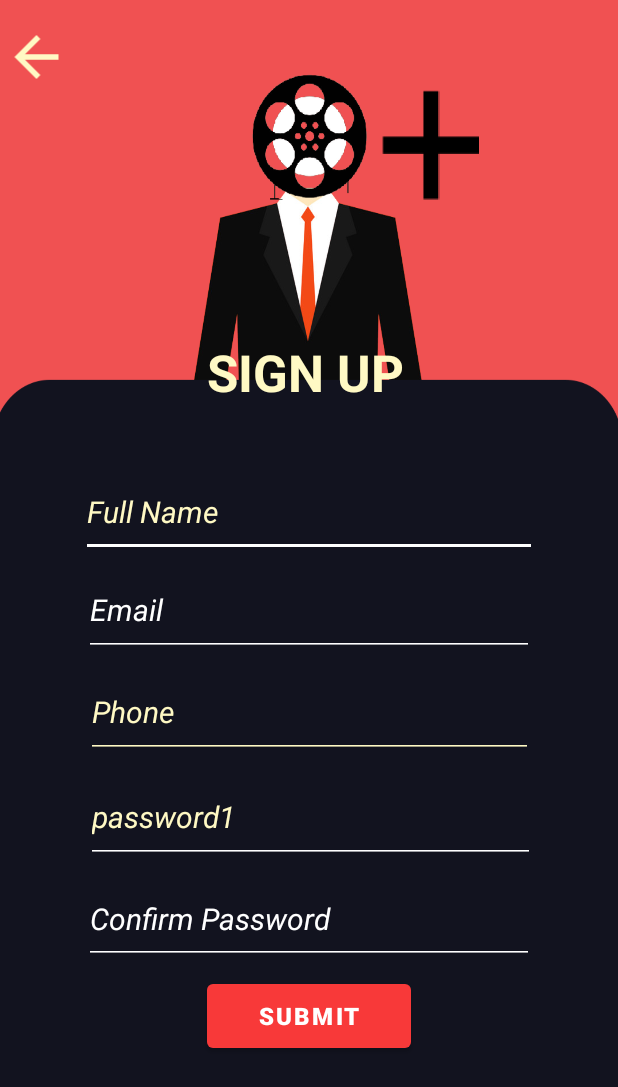
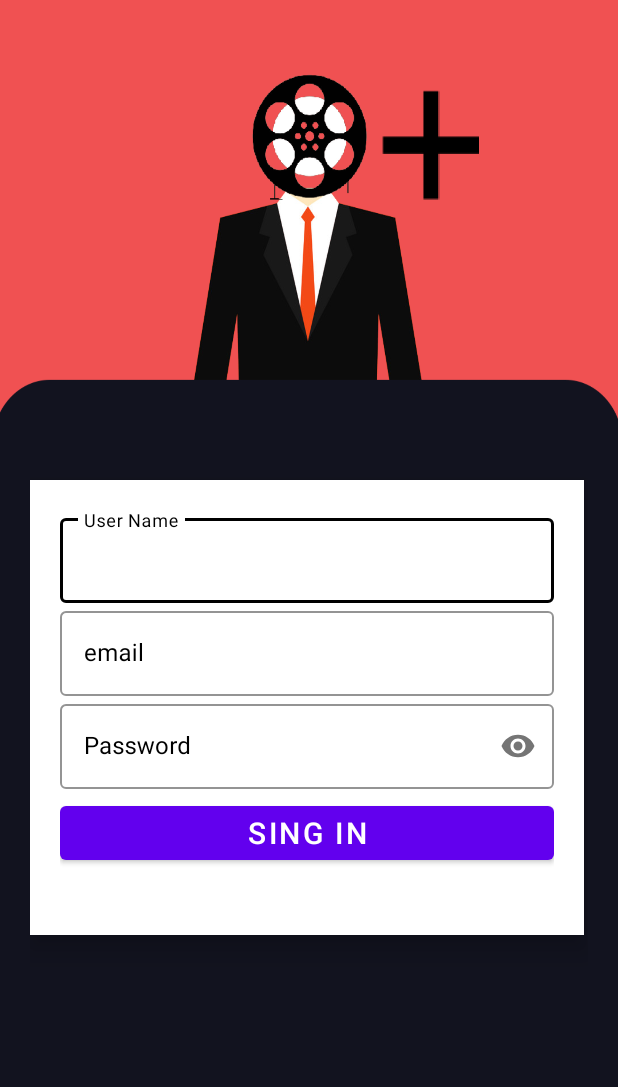
Before and after one commit to Trojans-Group-03/NOX, an Android app: the layout activity_main2.xml on its own in the app's theme, with its tools: preview values and no code run, on a phone screen of 412 x 824 dp. Shown: the top 1087 px of the screen. Run offline under Robolectric (Android 15) with nearby library versions, the light colour scheme and no system bars.

Commit message:
make changes

```diff
--- a/app/src/main/res/layout/activity_main.xml
+++ b/app/src/main/res/layout/activity_main.xml
@@ -1,14 +1,29 @@
 <?xml version="1.0" encoding="utf-8"?>
-<LinearLayout xmlns:android="http://schemas.android.com/apk/res/android"
+<RelativeLayout xmlns:android="http://schemas.android.com/apk/res/android"
     xmlns:app="http://schemas.android.com/apk/res-auto"
     xmlns:tools="http://schemas.android.com/tools"
     android:layout_width="match_parent"
     android:layout_height="match_parent"
-    android:orientation="vertical"
-    android:gravity="top"
-    android:padding="40dp"
     android:background="@color/drak"
     tools:context=".MainActivity">
+
+    <com.google.android.material.appbar.AppBarLayout
+        android:layout_width="match_parent"
+        android:layout_height="wrap_content"
+        android:theme="@style/ThemeOverlay.AppCompat.Light">
+
+        <androidx.appcompat.widget.Toolbar
+            android:id="@+id/main_toolbar"
+            android:layout_width="match_parent"
+            android:layout_height="?attr/actionBarSize" />
+    </com.google.android.material.appbar.AppBarLayout>
+    <LinearLayout
+        android:layout_width="match_parent"
+        android:layout_height="match_parent"
+        android:orientation="vertical"
+        android:layout_marginTop="30dp"
+        android:gravity="top"
+        android:padding="40dp">
     <TextView
         android:layout_width="match_parent"
         android:layout_height="wrap_content"
@@ -21,5 +36,5 @@
         android:layout_height="wrap_content"
         android:id="@+id/recycler_view"
         android:layout_marginTop="10dp"/>
-
-</LinearLayout>
+    </LinearLayout>
+</RelativeLayout>
--- a/app/src/main/res/layout/activity_main2.xml
+++ b/app/src/main/res/layout/activity_main2.xml
@@ -1,203 +1,91 @@
 <?xml version="1.0" encoding="utf-8"?>
-<androidx.constraintlayout.widget.ConstraintLayout xmlns:android="http://schemas.android.com/apk/res/android"
+<LinearLayout xmlns:android="http://schemas.android.com/apk/res/android"
     xmlns:app="http://schemas.android.com/apk/res-auto"
     xmlns:tools="http://schemas.android.com/tools"
     android:layout_width="match_parent"
     android:layout_height="match_parent"
+    android:background="@drawable/add"
+    android:orientation="vertical"
+    android:padding="20dp"
     tools:context=".MainActivity2">
 
-    <ImageView
-        android:id="@+id/imageView11"
-        android:layout_width="wrap_content"
-        android:layout_height="wrap_content"
-        android:scaleType="fitXY"
-        app:layout_constraintStart_toStartOf="parent"
-        app:layout_constraintTop_toTopOf="parent"
-        app:srcCompat="@drawable/add" />
+    <LinearLayout
+        android:layout_width="369dp"
+        android:layout_height="303dp"
+        android:layout_marginTop="300dp"
+        android:layout_marginBottom="20dp"
+        android:background="@color/white"
+        android:elevation="10dp"
+        android:orientation="vertical"
+        android:padding="20dp">
 
-    <TextView
-        android:id="@+id/textView21"
-        android:layout_width="158dp"
-        android:layout_height="0dp"
-        android:layout_marginTop="225dp"
-        android:layout_marginEnd="62dp"
-        android:layout_marginRight="62dp"
-        android:layout_marginBottom="37dp"
-        android:hint="@string/text16"
-        android:text="SIGN UP"
-        android:textColor="#FFF9C4"
-        android:textSize="34sp"
-        android:textStyle="bold"
-        app:layout_constraintBottom_toTopOf="@+id/editTextTextPersonName1"
-        app:layout_constraintEnd_toEndOf="@+id/editTextTextPersonName1"
-        app:layout_constraintTop_toTopOf="parent" />
+        <com.google.android.material.textfield.TextInputLayout
+            android:id="@+id/username"
+            style="@style/Widget.MaterialComponents.TextInputLayout.OutlinedBox"
+            android:layout_width="match_parent"
+            android:layout_height="wrap_content"
+            android:hint="User Name"
+            android:textColorHint="@color/black"
+            app:boxStrokeColor="@color/black"
+            app:boxStrokeWidthFocused="2dp"
+            app:hintTextColor="@color/black">
 
-    <EditText
-        android:id="@+id/editTextTextPersonName1"
-        android:layout_width="0dp"
-        android:layout_height="0dp"
-        android:layout_marginStart="54dp"
-        android:layout_marginLeft="54dp"
-        android:layout_marginEnd="54dp"
-        android:layout_marginRight="54dp"
-        android:layout_marginBottom="11dp"
-        android:backgroundTint="@color/white"
-        android:ems="10"
-        android:foregroundTint="@color/white"
-        android:gravity="start|left"
-        android:hint="@string/name1"
-        android:inputType="textPersonName"
-        android:text="Full Name"
-        android:textColor="#FFF9C4"
-        android:textColorHint="@color/white"
-        android:textColorLink="#FFF9C4"
-        android:textIsSelectable="false"
-        android:textSize="20sp"
-        android:textStyle="italic"
-        app:layout_constraintBottom_toTopOf="@+id/editTextTextEmailAddress"
-        app:layout_constraintEnd_toEndOf="parent"
-        app:layout_constraintStart_toStartOf="parent"
-        app:layout_constraintTop_toBottomOf="@+id/textView21"
-        tools:ignore="DuplicateIds,MissingConstraints,NotSibling,TouchTargetSizeCheck" />
-
-    <EditText
-        android:id="@+id/editTextTextEmailAddress"
-        android:layout_width="0dp"
-        android:layout_height="0dp"
-        android:layout_marginStart="56dp"
-        android:layout_marginLeft="56dp"
-        android:layout_marginEnd="56dp"
-        android:layout_marginRight="56dp"
-        android:layout_marginBottom="13dp"
-        android:backgroundTint="@color/white"
-        android:ems="10"
-        android:foregroundTint="@color/white"
-        android:gravity="start|left"
-        android:hint="@string/name3"
-        android:inputType="textEmailAddress"
-        android:textColor="#FFF9C4"
-        android:textColorHint="@color/white"
-        android:textColorLink="#FFF9C4"
-        android:textIsSelectable="false"
-        android:textSize="20sp"
-        android:textStyle="italic"
-        app:layout_constraintBottom_toTopOf="@+id/editTextPhone"
-        app:layout_constraintEnd_toEndOf="parent"
-        app:layout_constraintStart_toStartOf="parent"
-        app:layout_constraintTop_toBottomOf="@+id/editTextTextPersonName1"
-        tools:ignore="MissingConstraints,TouchTargetSizeCheck" />
-
-    <EditText
+            <com.google.android.material.textfield.TextInputEditText
+                android:layout_width="match_parent"
+                android:layout_height="match_parent"
+                android:inputType="text"/>
 
 
-        android:id="@+id/editTextPhone"
-        android:layout_width="0dp"
-        android:layout_height="0dp"
-        android:layout_marginStart="1dp"
-        android:layout_marginLeft="1dp"
-        android:layout_marginEnd="1dp"
-        android:layout_marginRight="1dp"
-        android:layout_marginBottom="15dp"
-        android:backgroundTint="#FFF9C4"
-        android:ems="10"
-        android:foregroundTint="#FFF9C4"
-        android:gravity="left"
-        android:hint="@string/name4"
-        android:inputType="phone"
-        android:textColor="#FFF9C4"
-        android:textColorHint="#FFF9C4"
-        android:textColorLink="#FFF9C4"
-        android:textIsSelectable="false"
-        android:textSize="20sp"
-        android:textStyle="italic"
-        app:layout_constraintBottom_toTopOf="@+id/editTextTextPassword"
-        app:layout_constraintEnd_toEndOf="@+id/editTextTextPassword"
-        app:layout_constraintStart_toStartOf="@+id/editTextTextEmailAddress"
-        app:layout_constraintTop_toBottomOf="@+id/editTextTextEmailAddress"
-        tools:ignore="TouchTargetSizeCheck" />
+        </com.google.android.material.textfield.TextInputLayout>
 
-    <EditText
-        android:id="@+id/editTextTextPassword"
-        android:layout_width="0dp"
-        android:layout_height="0dp"
-        android:layout_marginStart="1dp"
-        android:layout_marginLeft="1dp"
-        android:layout_marginEnd="1dp"
-        android:layout_marginRight="1dp"
-        android:layout_marginBottom="13dp"
-        android:backgroundTint="@color/white"
-        android:ems="10"
-        android:foregroundTint="@color/white"
-        android:gravity="left"
-        android:hint="@string/name5"
-        android:inputType="textPassword"
-        android:textColor="#FFF9C4"
-        android:textColorHint="#FFF9C4"
-        android:textColorLink="#FFF9C4"
-        android:textIsSelectable="false"
-        android:textSize="20sp"
-        android:textStyle="italic"
-        app:layout_constraintBottom_toTopOf="@+id/editTextTextPassword2"
-        app:layout_constraintEnd_toEndOf="@+id/editTextTextPersonName1"
-        app:layout_constraintStart_toStartOf="@+id/editTextTextPassword2"
-        app:layout_constraintTop_toBottomOf="@+id/editTextPhone"
-        tools:ignore="TouchTargetSizeCheck" />
+        <com.google.android.material.textfield.TextInputLayout
+            android:id="@+id/email"
+            style="@style/Widget.MaterialComponents.TextInputLayout.OutlinedBox"
+            android:layout_width="match_parent"
+            android:layout_height="wrap_content"
+            android:hint="email"
+            android:textColorHint="@color/black"
+            app:boxStrokeColor="@color/black"
+            app:boxStrokeWidthFocused="2dp"
+            app:hintTextColor="@color/black">
 
-    <EditText
+            <com.google.android.material.textfield.TextInputEditText
+                android:layout_width="match_parent"
+                android:layout_height="match_parent"
+                android:inputType="textEmailAddress"/>
 
-        android:id="@+id/editTextTextPassword2"
-        android:layout_width="0dp"
-        android:layout_height="0dp"
-        android:layout_marginStart="56dp"
-        android:layout_marginLeft="56dp"
-        android:layout_marginEnd="56dp"
-        android:layout_marginRight="56dp"
-        android:layout_marginBottom="7dp"
-        android:backgroundTint="@color/white"
-        android:ems="10"
-        android:foregroundTint="@color/white"
-        android:gravity="left"
-        android:hint="@string/name6"
-        android:inputType="textPassword"
-        android:textColor="#FFF9C4"
-        android:textColorHint="@color/white"
-        android:textColorLink="@color/white"
-        android:textIsSelectable="false"
-        android:textSize="20sp"
-        android:textStyle="italic"
-        app:layout_constraintBottom_toTopOf="@+id/button4"
-        app:layout_constraintEnd_toEndOf="parent"
-        app:layout_constraintStart_toStartOf="parent"
-        app:layout_constraintTop_toBottomOf="@+id/editTextTextPassword"
-        tools:ignore="TouchTargetSizeCheck" />
 
-    <Button
-        android:id="@+id/button4"
-        android:layout_width="136dp"
-        android:layout_height="0dp"
-        android:layout_marginBottom="119dp"
-        android:hint="@string/btn4"
-        android:text="Submit"
-        android:textSize="16sp"
-        android:textStyle="bold"
-        app:backgroundTint="#F83939"
-        app:layout_constraintBottom_toBottomOf="parent"
-        app:layout_constraintEnd_toEndOf="parent"
-        app:layout_constraintStart_toStartOf="parent"
-        app:layout_constraintTop_toBottomOf="@+id/editTextTextPassword2"
-        tools:ignore="TouchTargetSizeCheck" />
+        </com.google.android.material.textfield.TextInputLayout>
 
-    <ImageView
-        android:id="@+id/imageView5"
-        android:layout_width="47dp"
-        android:layout_height="44dp"
-        android:layout_marginTop="16dp"
-        android:layout_marginEnd="364dp"
-        android:layout_marginRight="364dp"
-        app:layout_constraintEnd_toEndOf="parent"
-        app:layout_constraintStart_toStartOf="parent"
-        app:layout_constraintTop_toTopOf="parent"
-        app:srcCompat="@drawable/ic_baseline_arrow_back_24"
-        tools:ignore="VectorDrawableCompat" />
+        <com.google.android.material.textfield.TextInputLayout
+            android:id="@+id/password"
+            style="@style/Widget.MaterialComponents.TextInputLayout.OutlinedBox"
+            android:layout_width="match_parent"
+            android:layout_height="wrap_content"
+            android:hint="Password"
+            app:passwordToggleEnabled="true"
+            android:textColorHint="@color/black"
+            app:boxStrokeColor="@color/black"
+            app:boxStrokeWidthFocused="2dp"
+            app:hintTextColor="@color/black">
 
-</androidx.constraintlayout.widget.ConstraintLayout>
+            <com.google.android.material.textfield.TextInputEditText
+                android:layout_width="match_parent"
+                android:layout_height="match_parent"
+                android:inputType="textPassword"/>
+
+
+        </com.google.android.material.textfield.TextInputLayout>
+
+        <Button
+            android:layout_width="match_parent"
+            android:layout_height="wrap_content"
+            android:layout_marginTop="5dp"
+            android:layout_marginBottom="5dp"
+            android:text="Sing IN"
+            android:textSize="20sp" />
+
+
+    </LinearLayout>
+
+</LinearLayout>
--- a/app/src/main/res/layout/activity_main3.xml
+++ b/app/src/main/res/layout/activity_main3.xml
@@ -5,6 +5,18 @@
     android:layout_width="match_parent"
     android:layout_height="match_parent"
     tools:context=".MainActivity3">
+
+    <com.google.android.material.appbar.AppBarLayout
+        android:layout_width="match_parent"
+        android:layout_height="wrap_content"
+        android:theme="@style/ThemeOverlay.AppCompat.Light"
+        tools:ignore="MissingConstraints">
+
+        <androidx.appcompat.widget.Toolbar
+            android:id="@+id/main_toolbar"
+            android:layout_width="match_parent"
+            android:layout_height="?attr/actionBarSize" />
+    </com.google.android.material.appbar.AppBarLayout>
 
     <ImageView
         android:id="@+id/imageView24"
@@ -17,9 +29,6 @@
         app:layout_constraintTop_toTopOf="parent"
         app:srcCompat="@drawable/profile" />
 
-
-
-
     <TextView
         android:id="@+id/textView28"
         android:layout_width="158dp"
@@ -30,7 +39,7 @@
         android:layout_marginEnd="127dp"
         android:layout_marginRight="127dp"
         android:hint="@string/text16"
-        android:text="B.W.D.Kumaras"
+        android:text="B.W.D.Kumara"
         android:textColor="#FFF9C4"
         android:textSize="24sp"
         app:layout_constraintEnd_toEndOf="parent"
@@ -74,8 +83,10 @@
         android:textStyle="bold"
         app:layout_constraintBottom_toBottomOf="parent"
         app:layout_constraintEnd_toEndOf="parent"
+        app:layout_constraintHorizontal_bias="0.0"
         app:layout_constraintStart_toStartOf="parent"
         app:layout_constraintTop_toTopOf="parent"
+        app:layout_constraintVertical_bias="0.0"
         tools:ignore="UnknownId,UnknownIdInLayout" />
 
     <Button
```
